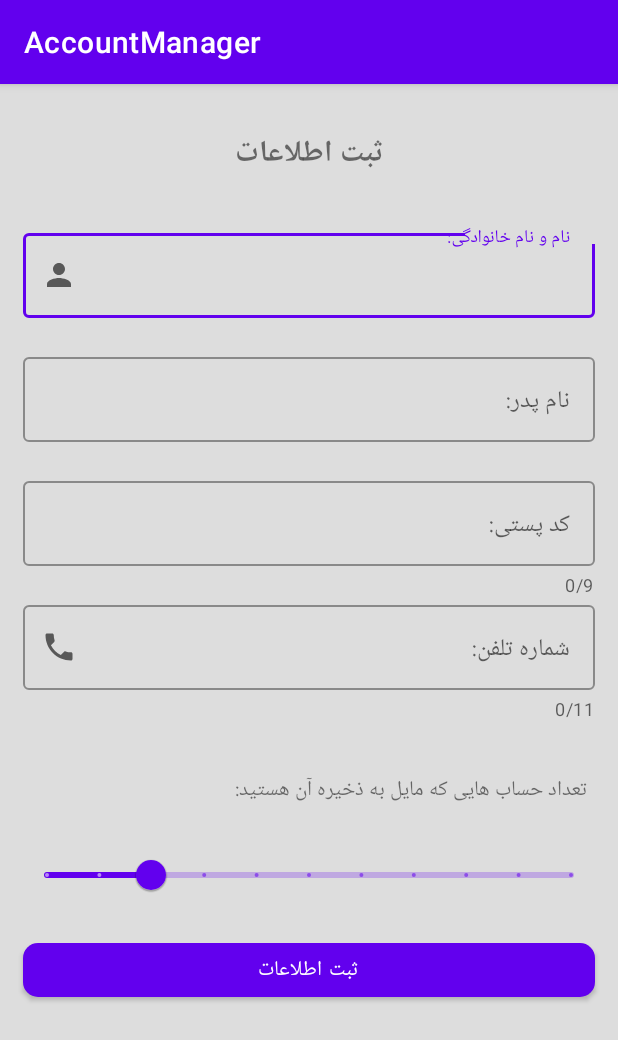
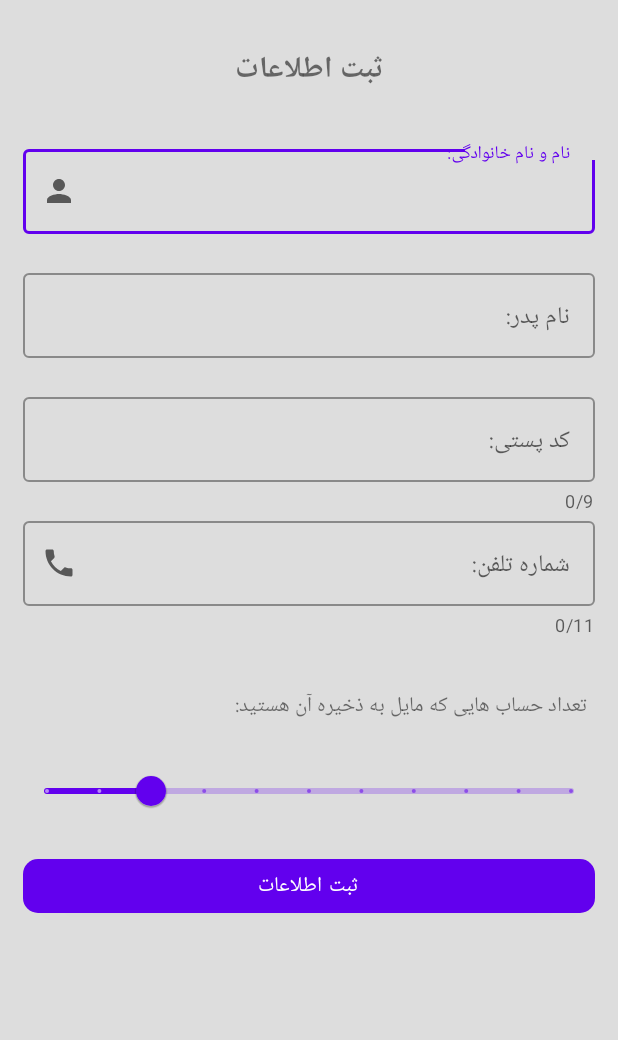
Before and after one commit to najmeRajabi/AccountManager, an Android app: the screen it shows after launch (MainActivity), on a phone screen of 412 x 824 dp. Shown: the top 1040 px of the screen. Run offline under Robolectric (Android 15) with nearby library versions, the phone set to English and light mode, and no system bars.

Commit message:
remove action bar

```diff
--- a/app/src/main/res/values-night/themes.xml
+++ b/app/src/main/res/values-night/themes.xml
@@ -1,6 +1,6 @@
 <resources xmlns:tools="http://schemas.android.com/tools">
     <!-- Base application theme. -->
-    <style name="Theme.AccountManager" parent="Theme.MaterialComponents.DayNight.DarkActionBar">
+    <style name="Theme.AccountManager" parent="Theme.MaterialComponents.DayNight.NoActionBar">
         <!-- Primary brand color. -->
         <item name="colorPrimary">@color/purple_200</item>
         <item name="colorPrimaryVariant">@color/purple_700</item>
--- a/app/src/main/res/values/themes.xml
+++ b/app/src/main/res/values/themes.xml
@@ -1,6 +1,6 @@
 <resources xmlns:tools="http://schemas.android.com/tools">
     <!-- Base application theme. -->
-    <style name="Theme.AccountManager" parent="Theme.MaterialComponents.DayNight.DarkActionBar">
+    <style name="Theme.AccountManager" parent="Theme.MaterialComponents.DayNight.NoActionBar">
         <!-- Primary brand color. -->
         <item name="colorPrimary">@color/purple_500</item>
         <item name="colorPrimaryVariant">@color/purple_700</item>
```
